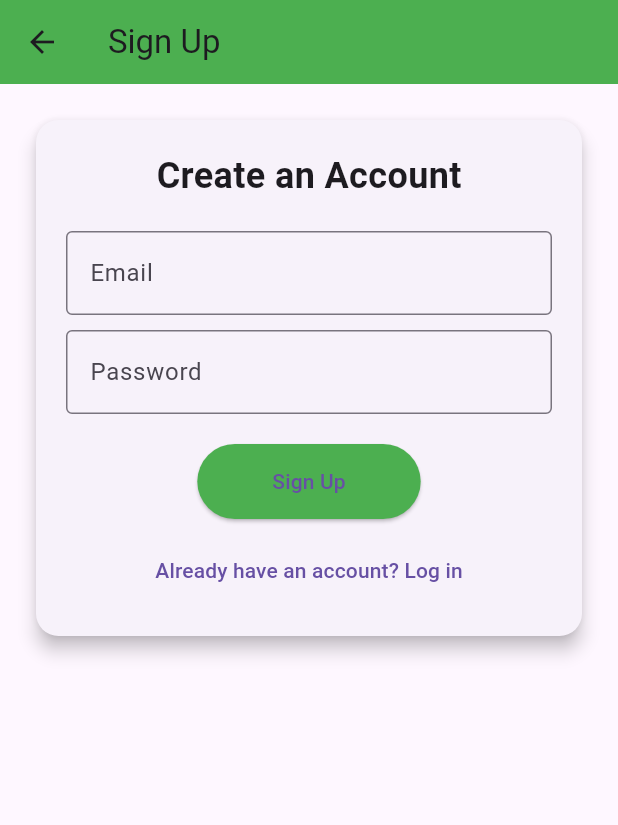
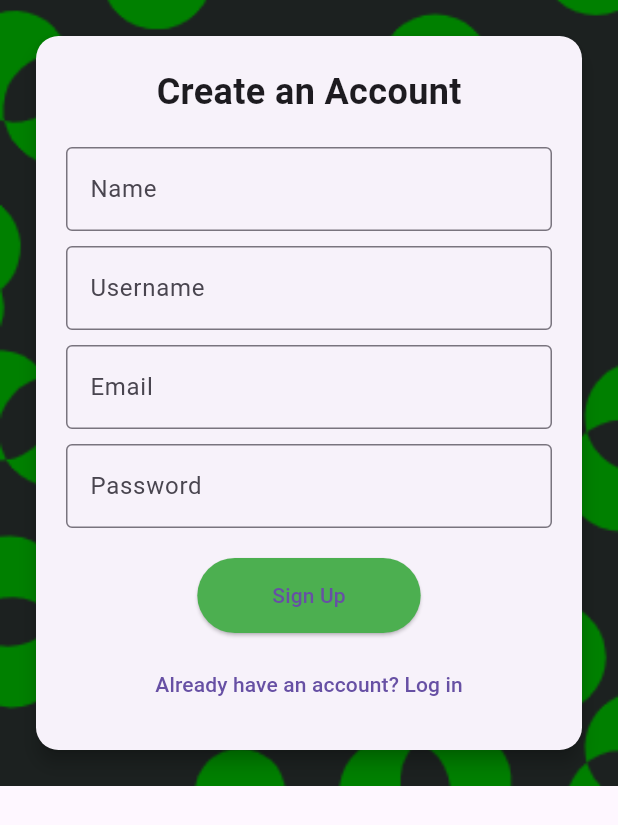
Before and after one commit to mrzaazhar/ThatsFit, a Flutter app: the SignUpPage screen opened directly, on a phone screen of 412 x 824 dp. Shown: the top 825 px of the screen. Run offline on Flutter 3.47's test engine with Material 3 defaults, Android fonts, the phone set to English and light mode, and no system bars; our stand-ins replace firebase_auth, firebase_core, google_nav_bar; accounts and stored records are empty.

Commit message:
Add before change signup page

```diff
--- a/lib/signup_page.dart
+++ b/lib/signup_page.dart
@@ -10,11 +10,15 @@ class SignUpPage extends StatefulWidget {
 
 class _SignUpPageState extends State<SignUpPage> {
   final TextEditingController _emailController = TextEditingController();
+  final TextEditingController _nameController = TextEditingController();
+  final TextEditingController _usernameController = TextEditingController();
   final TextEditingController _passwordController = TextEditingController();
 
   @override
   void dispose() {
     _emailController.dispose();
+    _nameController.dispose();
+    _usernameController.dispose();
     _passwordController.dispose();
     super.dispose();
   }
@@ -39,11 +43,15 @@ class _SignUpPageState extends State<SignUpPage> {
   @override
   Widget build(BuildContext context) {
     return Scaffold(
-      appBar: AppBar(
-        title: Text('Sign Up'),
-        backgroundColor: Colors.green,
-      ),
       body: Container(
+        decoration: BoxDecoration(
+          color: Colors.black,
+          image: DecorationImage(
+            image: AssetImage(
+                'assets/PNG/background.png'), // Add your background image here
+            fit: BoxFit.cover,
+          ),
+        ),
         padding: EdgeInsets.all(20.0),
         child: Card(
           elevation: 5,
@@ -63,6 +71,25 @@ class _SignUpPageState extends State<SignUpPage> {
                   ),
                 ),
                 SizedBox(height: 20),
+                // Name Field
+                TextField(
+                  controller: _nameController,
+                  decoration: InputDecoration(
+                    labelText: 'Name',
+                    border: OutlineInputBorder(),
+                  ),
+                ),
+                SizedBox(height: 10),
+                // Username Field
+                TextField(
+                  controller: _usernameController,
+                  decoration: InputDecoration(
+                    labelText: 'Username',
+                    border: OutlineInputBorder(),
+                  ),
+                ),
+                SizedBox(height: 10),
+                // Email Field
                 TextField(
                   controller: _emailController,
                   decoration: InputDecoration(
@@ -71,6 +98,7 @@ class _SignUpPageState extends State<SignUpPage> {
                   ),
                 ),
                 SizedBox(height: 10),
+                // Password Field
                 TextField(
                   controller: _passwordController,
                   obscureText: true,
```
